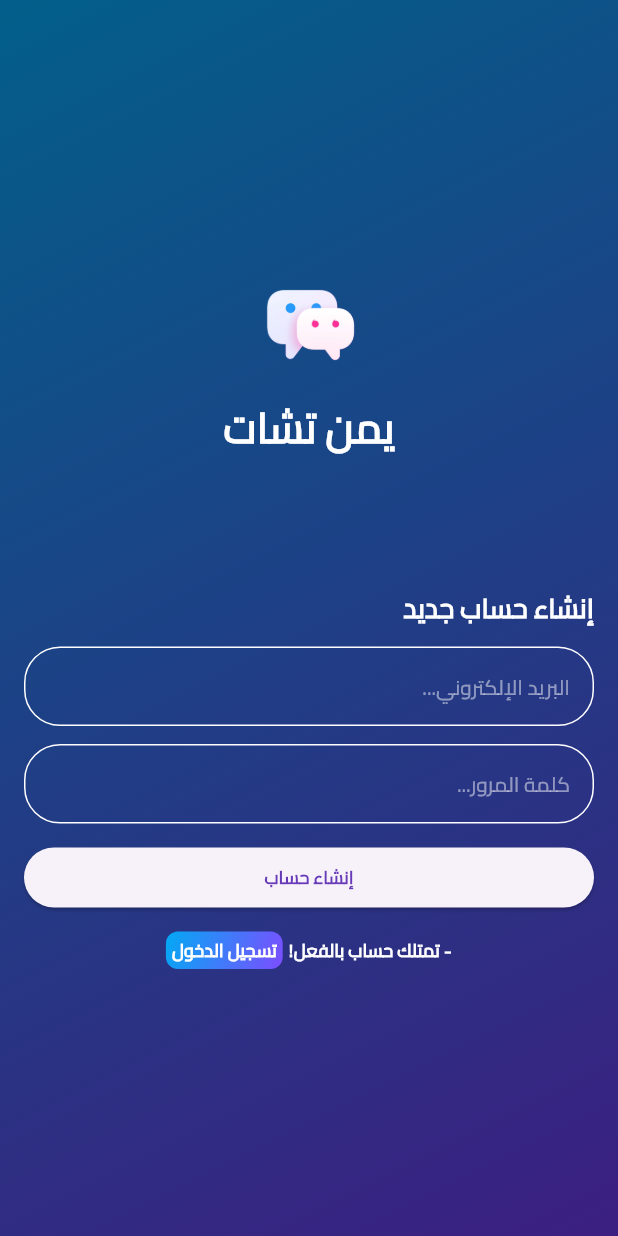
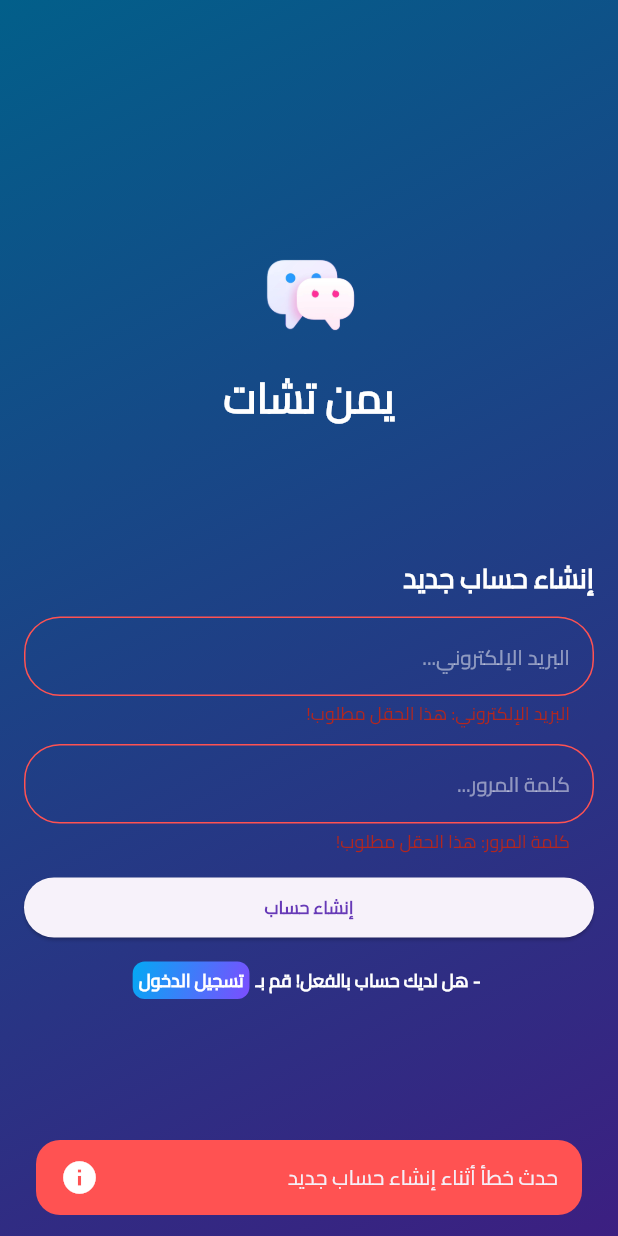
Before and after one commit to IT-Developer2025/chat-app, a Flutter app: the SignupView screen opened by its route, after a tap on "إنشاء حساب", on a phone screen of 412 x 824 dp. Run offline on Flutter 3.47's test engine with Material 3 defaults, Android fonts, the phone set to English and light mode, and no system bars.

Commit message:
Phase 1: finish login_view & signup_view ( Login ).

```diff
--- /dev/null
+++ b/lib/helper/email_password_validation.dart
@@ -0,0 +1,33 @@
+String? validatingEmail({required String email}) {
+  if (email.isEmpty) {
+    return "البريد الإلكتروني: هذا الحقل مطلوب!";
+  }
+  if (!email.contains("@")) {
+    return "البريد الإلكتروني: يجب أن يحتوي على الرمز '@'!";
+  }
+  if (email.contains(' ')) {
+    return "البريد الإلكتروني:لا يجب أن تحتوي على مسافات!";
+  }
+  if (email.split("@")[0].length < 5) {
+    return "البريد الإلكتروني: يجب أن لايقل الجزء الأول عن 5 أحرف!";
+  }
+  if (email.split("@")[1] != "gmail.com") {
+    return "البريد الإلكتروني: يجب أن يحتوي على 'gmail.com'!";
+  } else {
+    return null;
+  }
+}
+
+String? validatingPassword({required String password}) {
+  if (password.isEmpty) {
+    return "كلمة المرور: هذا الحقل مطلوب!";
+  }
+  if (password.contains(" ")) {
+    return "كلمة المرور:لا يجب أن تحتوي على مسافات!";
+  }
+  if (password.length < 6) {
+    return "كلمة المرور: يجب أن لا تقل عن 6 أحرف!";
+  } else {
+    return null;
+  }
+}
--- /dev/null
+++ b/lib/helper/show_snack_bar.dart
@@ -0,0 +1,26 @@
+import 'package:flutter/material.dart';
+
+void showSnackBar({required BuildContext context, required String message, required Color backgroundColor,
+}){
+  ScaffoldMessenger.of(context).showSnackBar(
+    SnackBar(
+      backgroundColor: Colors.transparent,
+      elevation: 0,
+      content: Container(
+        padding: EdgeInsets.symmetric(horizontal: 16, vertical: 12),
+        decoration: BoxDecoration(
+          color: backgroundColor,
+          borderRadius: BorderRadius.circular(16),
+        ),
+        child: Row(
+          mainAxisAlignment: MainAxisAlignment.spaceBetween,
+          textDirection: TextDirection.rtl,
+          children: [
+            Text(message),
+            Icon(Icons.info, size: 26, color: Colors.white),
+          ],
+        ),
+      ),
+    ),
+  );
+}
--- a/lib/main.dart
+++ b/lib/main.dart
@@ -21,7 +21,7 @@ class SecureChat extends StatelessWidget {
         SplashView.id: (context) => SplashView(),
         LoginView.id: (context) => LoginView(),
         SignupView.id: (context) => SignupView(),
-        },
+      },
       initialRoute: SplashView.id,
     );
   }
--- /dev/null
+++ b/lib/views/widgets/custom_auth_form.dart
@@ -0,0 +1,90 @@
+import 'package:chat_app/helper/email_password_validation.dart';
+import 'package:chat_app/helper/show_snack_bar.dart';
+import 'package:chat_app/views/login_view.dart';
+import 'package:chat_app/views/widgets/custom_elevated_button.dart';
+import 'package:chat_app/views/widgets/custom_navigation_link.dart';
+import 'package:chat_app/views/widgets/custom_text_field.dart';
+import 'package:flutter/material.dart';
+
+class CustomAuthForm extends StatefulWidget {
+  final String routeName;
+  final String buttonTitle;
+  final String title;
+  final String linkTitle;
+  final String snackBarMessage;
+  const CustomAuthForm({
+    super.key,
+    required this.routeName,
+    required this.title,
+    required this.linkTitle,
+    required this.buttonTitle,
+    required this.snackBarMessage,
+  });
+
+  @override
+  State<CustomAuthForm> createState() => _CustomAuthFormState();
+}
+
+class _CustomAuthFormState extends State<CustomAuthForm> {
+  final TextEditingController _emailController = TextEditingController();
+  final TextEditingController _passwordController = TextEditingController();
+  final GlobalKey<FormState> _formKey = GlobalKey();
+
+  void formValidation(BuildContext context) {
+    if (_formKey.currentState!.validate()) {
+      showSnackBar(
+        context: context,
+        message: "تم ${widget.snackBarMessage} بنجاح",
+        backgroundColor: Colors.green,
+      );
+      _emailController.clear();
+      _passwordController.clear();
+    } else {
+      showSnackBar(
+        context: context,
+        message: "حدث خطأ أثناء ${widget.snackBarMessage}",
+        backgroundColor: Colors.redAccent,
+      );
+      throw Exception("حدث خطأ!");
+    }
+  }
+
+  @override
+  Widget build(BuildContext context) {
+    return Form(
+      key: _formKey,
+      child: Column(
+        spacing: 12,
+        children: [
+          CustomTextField(
+            controller: _emailController,
+            hintText: "البريد الإلكتروني...",
+            validator: (_) {
+              return validatingEmail(email: _emailController.text);
+            },
+          ),
+          CustomTextField(
+            controller: _passwordController,
+            hintText: "كلمة المرور...",
+            validator: (_) {
+              return validatingPassword(password: _passwordController.text);
+            },
+          ),
+          CustomElevatedButton(
+            buttonTitle: widget.buttonTitle,
+            onPressed: () {
+              formValidation(context);
+            },
+          ),
+          CustomNavigationLink(
+            title: widget.title,
+            linkTitle: widget.linkTitle,
+            onTap: () {
+              Navigator.popAndPushNamed(context, widget.routeName);
+            },
+          ),
+        ],
+      ),
+    );
+  }
+}
--- a/lib/views/widgets/custom_elevated_button.dart
+++ b/lib/views/widgets/custom_elevated_button.dart
@@ -2,7 +2,8 @@ import 'package:flutter/material.dart';
 
 class CustomElevatedButton extends StatelessWidget {
   final String buttonTitle;
-  const CustomElevatedButton({super.key, required this.buttonTitle});
+  final VoidCallback onPressed;
+  const CustomElevatedButton({super.key, required this.buttonTitle, required this.onPressed});
 
   @override
   Widget build(BuildContext context) {
@@ -10,7 +11,7 @@ class CustomElevatedButton extends StatelessWidget {
       children: [
         Expanded(
           child: ElevatedButton(
-            onPressed: () {},
+            onPressed: onPressed,
             child: Text(
               buttonTitle,
               style: TextStyle(
--- a/lib/views/widgets/custom_text_field.dart
+++ b/lib/views/widgets/custom_text_field.dart
@@ -1,19 +1,28 @@
 import 'package:flutter/material.dart';
 
 class CustomTextField extends StatelessWidget {
+  final TextEditingController controller;
+  final String? Function(String?)? validator;
   final String hintText;
-  const CustomTextField({super.key, required this.hintText});
+  const CustomTextField({
+    super.key,
+    required this.hintText,
+    this.validator,
+    required this.controller,
+  });
 
   @override
   Widget build(BuildContext context) {
     return Directionality(
       textDirection: TextDirection.rtl,
       child: TextFormField(
+        controller: controller,
+        validator: validator,
+
         /// Will be worked in the future!
-        // ### controller: ,
-        // ### validator: ,
         // ### autovalidateMode: ,
         style: TextStyle(color: Colors.white, fontSize: 14),
+        textDirection: TextDirection.ltr,
         cursorColor: Colors.lightBlue,
         decoration: InputDecoration(
           hintText: hintText,
--- a/lib/views/widgets/login_view_body.dart
+++ b/lib/views/widgets/login_view_body.dart
@@ -1,8 +1,6 @@
 import 'package:chat_app/constants.dart';
 import 'package:chat_app/views/signup_view.dart';
-import 'package:chat_app/views/widgets/custom_elevated_button.dart';
-import 'package:chat_app/views/widgets/custom_navigation_link.dart';
-import 'package:chat_app/views/widgets/custom_text_field.dart';
+import 'package:chat_app/views/widgets/custom_auth_form.dart';
 import 'package:flutter/material.dart';
 
 class LoginViewBody extends StatelessWidget {
@@ -49,15 +47,12 @@ class LoginViewBody extends StatelessWidget {
                   ),
                 ],
               ),
-              const CustomTextField(hintText: "البريد الإلكتروني..."),
-              const CustomTextField(hintText: "كلمة المرور..."),
-              const CustomElevatedButton(buttonTitle: "تسجيل الدخول"),
-              CustomNavigationLink(
-                title: "لا تمتلك حساب! قم بـ -",
+              CustomAuthForm(
+                routeName: SignupView.id,
+                buttonTitle: "تسجيل الدخول",
+                title: "لا تمتلك حساب! قم بـ - ",
                 linkTitle: "إنشاء حساب",
-                onTap: () {
-                  Navigator.pushNamed(context, SignupView.id);
-                },
+                snackBarMessage: "تسجيل الدخول",
               ),
             ],
           ),
--- a/lib/views/widgets/signup_view_body.dart
+++ b/lib/views/widgets/signup_view_body.dart
@@ -1,8 +1,6 @@
 import 'package:chat_app/constants.dart';
 import 'package:chat_app/views/login_view.dart';
-import 'package:chat_app/views/widgets/custom_elevated_button.dart';
-import 'package:chat_app/views/widgets/custom_navigation_link.dart';
-import 'package:chat_app/views/widgets/custom_text_field.dart';
+import 'package:chat_app/views/widgets/custom_auth_form.dart';
 import 'package:flutter/material.dart';
 
 class SignupViewBody extends StatelessWidget {
@@ -49,15 +47,12 @@ class SignupViewBody extends StatelessWidget {
                   ),
                 ],
               ),
-              const CustomTextField(hintText: "البريد الإلكتروني..."),
-              const CustomTextField(hintText: "كلمة المرور..."),
-              const CustomElevatedButton(buttonTitle: "إنشاء حساب"),
-              CustomNavigationLink(
-                title: "!تمتلك حساب بالفعل -",
+              CustomAuthForm(
+                routeName: LoginView.id,
+                buttonTitle: "إنشاء حساب",
+                title: "هل لديك حساب بالفعل! قم بـ - ",
                 linkTitle: "تسجيل الدخول",
-                onTap: () {
-                  Navigator.popAndPushNamed(context, LoginView.id);
-                },
+                snackBarMessage: "إنشاء حساب جديد",
               ),
             ],
           ),
```
